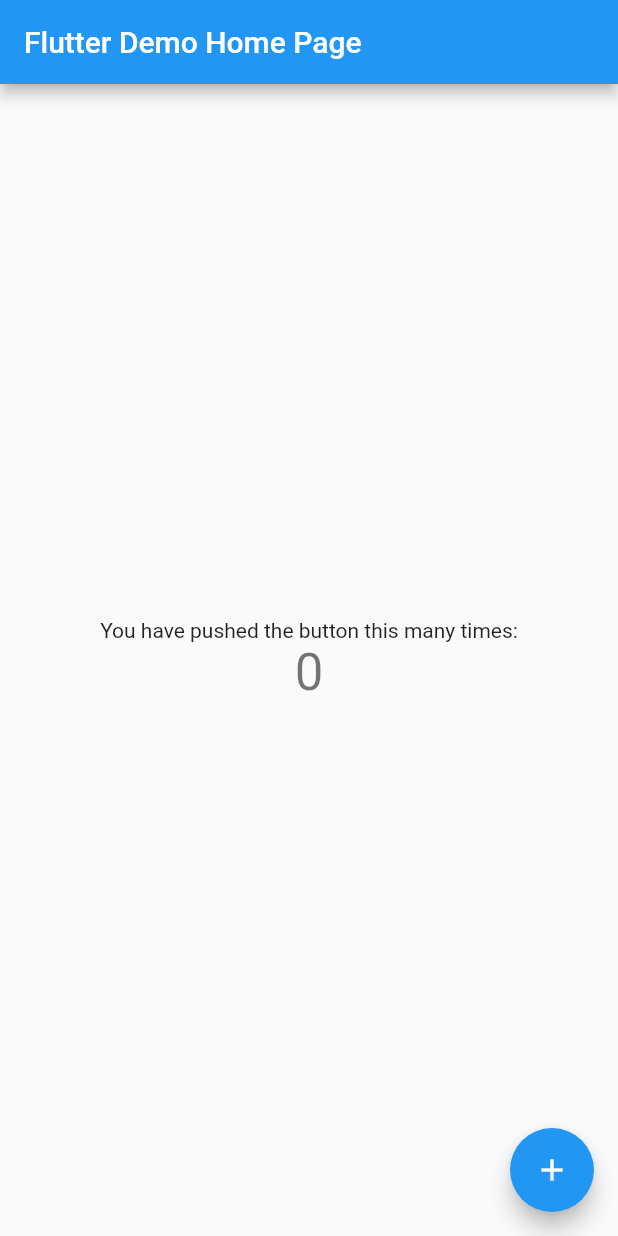
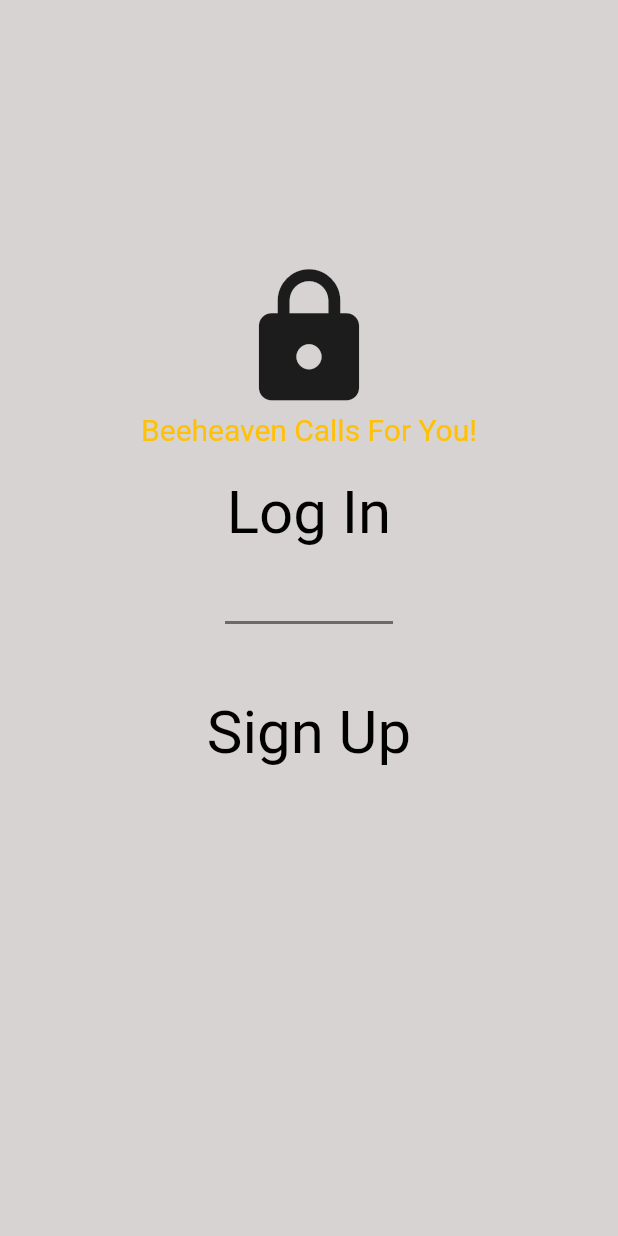
Before and after one commit to rileywong311/Al-Dente, a Flutter app: the screen it shows after launch, on a phone screen of 412 x 824 dp. Run offline on Flutter 3.47's test engine with Material 2 defaults, Android fonts, the phone set to English and light mode, and no system bars.

Commit message:
loginPagev1

```diff
--- /dev/null
+++ b/lib/pages/login_page.dart
@@ -0,0 +1,56 @@
+// ignore_for_file: unnecessary_const
+
+import 'package:flutter/material.dart';
+import 'dart:ui';
+
+class loginScreen extends StatelessWidget {
+  const loginScreen({super.key});
+
+  @override
+  Widget build(BuildContext context) {
+    return const Scaffold(
+        backgroundColor: Color.fromARGB(255, 216, 211, 211),
+        body: SafeArea(
+            child: Center(
+                child: Column(children: [
+          const SizedBox(height: 175),
+          const Icon(
+            Icons.lock,
+            size: 100,
+          ),
+          const SizedBox(height: 0),
+          Text(
+            'Beeheaven Calls For You!',
+            style: TextStyle(
+              color: Colors.amber,
+              fontSize: 20,
+            ),
+          ),
+          const SizedBox(height: 20),
+          Text(
+            'Log In',
+            style: TextStyle(
+              color: Colors.black,
+              fontSize: 40,
+              //fontStyle: Inter,
+            ),
+          ),
+          const Divider(
+            color: Color.fromARGB(255, 107, 106, 107),
+            height: 100,
+            thickness: 2,
+            indent: 150,
+            endIndent: 150,
+          ),
+          const SizedBox(height: 0),
+          Text(
+            'Sign Up',
+            style: TextStyle(
+              color: Colors.black,
+              fontSize: 40,
+              //fontStyle: Inter,
+            ),
+          ),
+        ]))));
+  }
+}
--- a/lib/main.dart
+++ b/lib/pages/main.dart
@@ -1,4 +1,5 @@
 import 'package:flutter/material.dart';
+import 'login_page.dart';
 
 void main() {
   runApp(const MyApp());
@@ -12,19 +13,11 @@ class MyApp extends StatelessWidget {
   Widget build(BuildContext context) {
     return MaterialApp(
       title: 'Flutter Demo',
+      home: loginScreen(),
       theme: ThemeData(
-        // This is the theme of your application.
-        //
-        // Try running your application with "flutter run". You'll see the
-        // application has a blue toolbar. Then, without quitting the app, try
-        // changing the primarySwatch below to Colors.green and then invoke
-        // "hot reload" (press "r" in the console where you ran "flutter run",
-        // or simply save your changes to "hot reload" in a Flutter IDE).
-        // Notice that the counter didn't reset back to zero; the application
-        // is not restarted.
         primarySwatch: Colors.blue,
       ),
-      home: const MyHomePage(title: 'Flutter Demo Home Page'),
+
     );
   }
 }
@@ -63,16 +56,8 @@ class _MyHomePageState extends State<MyHomePage> {
 
   @override
   Widget build(BuildContext context) {
-    // This method is rerun every time setState is called, for instance as done
-    // by the _incrementCounter method above.
-    //
-    // The Flutter framework has been optimized to make rerunning build methods
-    // fast, so that you can just rebuild anything that needs updating rather
-    // than having to individually change instances of widgets.
     return Scaffold(
       appBar: AppBar(
-        // Here we take the value from the MyHomePage object that was created by
-        // the App.build method, and use it to set our appbar title.
         title: Text(widget.title),
       ),
       body: Center(
```
Also changed, not shown: pubspec.lock, 2 other files.
